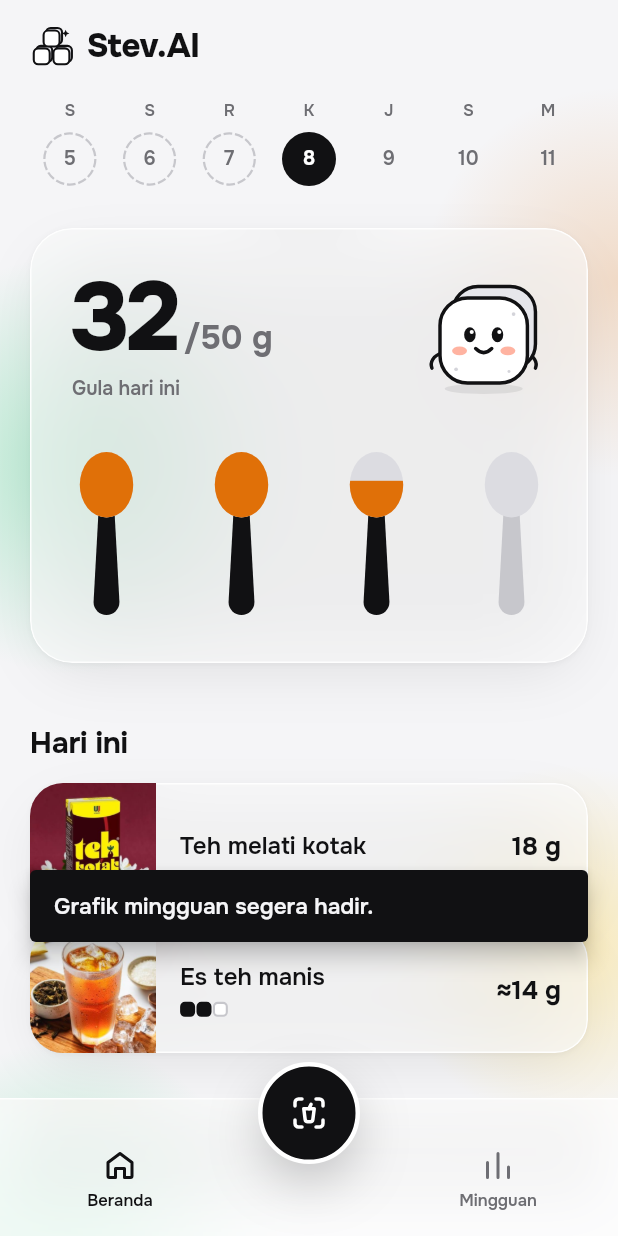
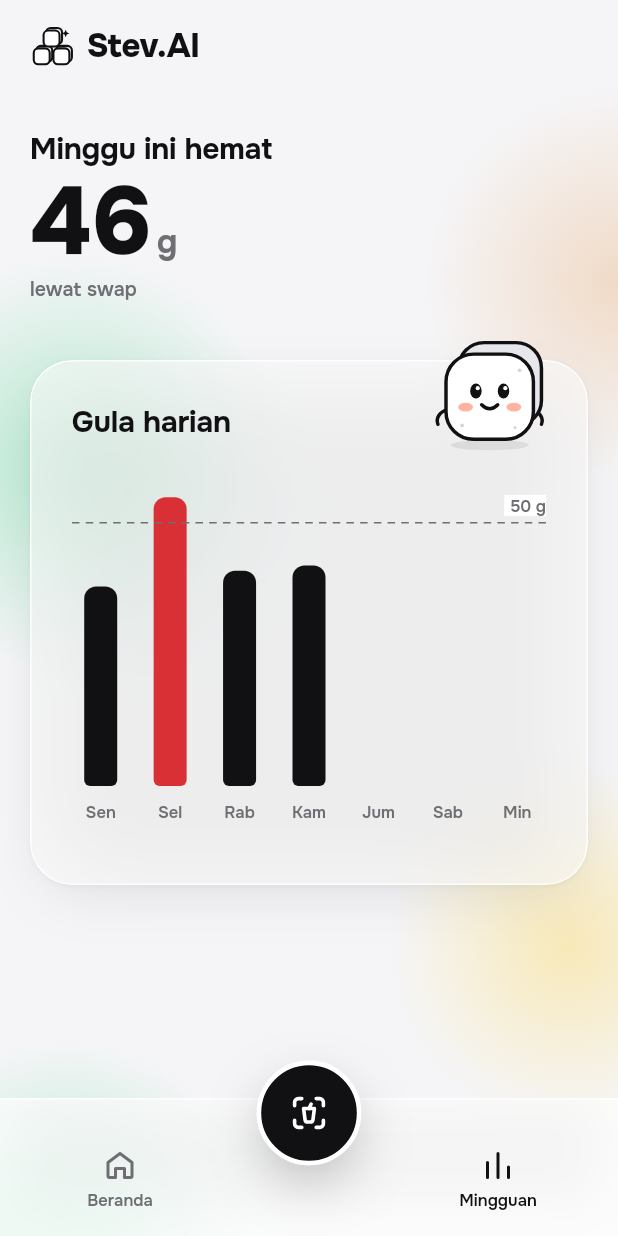
Before and after one commit to danariqbalabi/Stev.AI, a Flutter app: the DashboardScreen screen opened by its route, after a tap on "Mingguan", on a phone screen of 412 x 824 dp. Run offline on Flutter 3.47's test engine with Material 3 defaults, Android fonts, the phone set to English and light mode, and no system bars; our stand-ins replace camera, flutter_svg, go_router, image_picker, shared_preferences; accounts and stored records are empty.

Commit message:
feat: add weekly sugar dashboard

```diff
--- a/lib/app/router.dart
+++ b/lib/app/router.dart
@@ -13,6 +13,7 @@ import '../features/onboarding/presentation/onboarding_profile_screen.dart';
 import '../features/onboarding/presentation/onboarding_welcome_screen.dart';
 import '../features/result/presentation/result_screen.dart';
 import '../features/scan/presentation/scan_screen.dart';
+import '../features/weekly/presentation/weekly_screen.dart';
 
 GoRouter createAppRouter({required bool onboardingComplete}) {
   return GoRouter(
@@ -29,6 +30,11 @@ GoRouter createAppRouter({required bool onboardingComplete}) {
             _fadePage(state: state, child: const OnboardingProfileScreen()),
       ),
       GoRoute(path: '/', builder: (context, state) => const DashboardScreen()),
+      GoRoute(
+        path: '/weekly',
+        pageBuilder: (context, state) =>
+            _fadePage(state: state, child: const WeeklyScreen()),
+      ),
       GoRoute(path: '/scan', builder: (context, state) => const ScanScreen()),
       GoRoute(
         path: '/manual',
--- a/lib/features/dashboard/presentation/dashboard_screen.dart
+++ b/lib/features/dashboard/presentation/dashboard_screen.dart
@@ -52,23 +52,7 @@ class DashboardScreen extends StatelessWidget {
         activeTab: StevTab.home,
         onHome: () {},
         onScan: () => context.push('/scan'),
-        onWeekly: () {
-          ScaffoldMessenger.of(context)
-            ..hideCurrentSnackBar()
-            ..showSnackBar(
-              SnackBar(
-                content: const Text('Grafik mingguan segera hadir.'),
-                behavior: SnackBarBehavior.floating,
-                margin: const EdgeInsets.fromLTRB(
-                  StevSpace.s5,
-                  StevSpace.s5,
-                  StevSpace.s5,
-                  104,
-                ),
-                backgroundColor: StevColors.ink,
-              ),
-            );
-        },
+        onWeekly: () => context.go('/weekly'),
       ),
     );
   }
--- /dev/null
+++ b/lib/features/weekly/presentation/weekly_screen.dart
@@ -0,0 +1,321 @@
+import 'package:flutter/material.dart';
+import 'package:go_router/go_router.dart';
+
+import '../../../core/theme/stev_tokens.dart';
+import '../../../shared/widgets/stev_design_system.dart';
+
+class WeeklyScreen extends StatelessWidget {
+  const WeeklyScreen({super.key});
+
+  static const savedGrams = 46;
+  static const days = <WeeklySugarDay>[
+    WeeklySugarDay(label: 'Sen', grams: 38),
+    WeeklySugarDay(label: 'Sel', grams: 55),
+    WeeklySugarDay(label: 'Rab', grams: 41),
+    WeeklySugarDay(label: 'Kam', grams: 42),
+    WeeklySugarDay(label: 'Jum'),
+    WeeklySugarDay(label: 'Sab'),
+    WeeklySugarDay(label: 'Min'),
+  ];
+
+  @override
+  Widget build(BuildContext context) {
+    return Scaffold(
+      key: const ValueKey('weeklyScreen'),
+      extendBody: true,
+      body: AuraBackground(
+        child: SafeArea(
+          bottom: false,
+          child: ListView(
+            padding: const EdgeInsets.fromLTRB(
+              StevSpace.s5,
+              StevSpace.s4,
+              StevSpace.s5,
+              128,
+            ),
+            children: const [
+              Align(
+                alignment: Alignment.centerLeft,
+                child: StevLogo(markSize: 30),
+              ),
+              SizedBox(height: StevSpace.s10),
+              _WeeklySummary(savedGrams: savedGrams),
+              SizedBox(height: 38),
+              _WeeklyChartCard(days: days),
+            ],
+          ),
+        ),
+      ),
+      bottomNavigationBar: StevTabBar(
+        activeTab: StevTab.weekly,
+        onHome: () => context.go('/'),
+        onScan: () => context.push('/scan'),
+        onWeekly: () {},
+      ),
+    );
+  }
+}
+
+class WeeklySugarDay {
+  const WeeklySugarDay({required this.label, this.grams});
+
+  final String label;
+  final double? grams;
+}
+
+class _WeeklySummary extends StatelessWidget {
+  const _WeeklySummary({required this.savedGrams});
+
+  final int savedGrams;
+
+  @override
+  Widget build(BuildContext context) {
+    return Column(
+      crossAxisAlignment: CrossAxisAlignment.start,
+      children: [
+        Text('Minggu ini hemat', style: StevType.heading),
+        const SizedBox(height: StevSpace.s1),
+        Row(
+          crossAxisAlignment: CrossAxisAlignment.baseline,
+          textBaseline: TextBaseline.alphabetic,
+          children: [
+            Text(
+              '$savedGrams',
+              key: const ValueKey('weeklySavedGrams'),
+              style: StevType.number.copyWith(fontFeatures: StevType.tabular),
+            ),
+            const SizedBox(width: 2),
+            Text(
+              'g',
+              style: StevType.unitHome.copyWith(color: StevColors.ink2),
+            ),
+          ],
+        ),
+        const SizedBox(height: StevSpace.s1),
+        Text(
+          'lewat swap',
+          style: StevType.caption.copyWith(color: StevColors.ink2),
+        ),
+      ],
+    );
+  }
+}
+
+class _WeeklyChartCard extends StatelessWidget {
+  const _WeeklyChartCard({required this.days});
+
+  final List<WeeklySugarDay> days;
+
+  @override
+  Widget build(BuildContext context) {
+    return Stack(
+      clipBehavior: Clip.none,
+      children: [
+        SizedBox(
+          height: 350,
+          width: double.infinity,
+          child: GlassCard(
+            child: Column(
+              crossAxisAlignment: CrossAxisAlignment.start,
+              children: [
+                Text('Gula harian', style: StevType.heading),
+                const SizedBox(height: StevSpace.s5),
+                Expanded(child: _WeeklyBarChart(days: days)),
+              ],
+            ),
+          ),
+        ),
+        const Positioned(
+          top: -28,
+          right: 18,
+          child: AnimatedStevMascot(size: StevSize.stevHome),
+        ),
+      ],
+    );
+  }
+}
+
+class _WeeklyBarChart extends StatefulWidget {
+  const _WeeklyBarChart({required this.days});
+
+  final List<WeeklySugarDay> days;
+
+  @override
+  State<_WeeklyBarChart> createState() => _WeeklyBarChartState();
+}
+
+class _WeeklyBarChartState extends State<_WeeklyBarChart>
+    with SingleTickerProviderStateMixin {
+  static const _trackHeight = 210.0;
+  static const _maximumGrams = 60.0;
+
+  late final AnimationController _controller;
+  late final Animation<double> _animation;
+
+  @override
+  void initState() {
+    super.initState();
+    _controller = AnimationController(vsync: this);
+    _animation = CurvedAnimation(
+      parent: _controller,
+      curve: StevMotion.outExpo,
+    );
+  }
+
+  @override
+  void didChangeDependencies() {
+    super.didChangeDependencies();
+    final reduceMotion = MediaQuery.disableAnimationsOf(context);
+    _controller.duration = reduceMotion
+        ? StevMotion.reduced
+        : StevMotion.chartGrow;
+    if (!_controller.isCompleted && !_controller.isAnimating) {
+      _controller.forward();
+    }
+  }
+
+  @override
+  void dispose() {
+    _controller.dispose();
+    super.dispose();
+  }
+
+  @override
+  Widget build(BuildContext context) {
+    const semanticsLabel =
+        'Gula harian: Senin 38 gram, Selasa 55 gram, Rabu 41 gram, '
+        'Kamis 42 gram, Jumat sampai Minggu belum ada data. Batas 50 gram.';
+
+    return Semantics(
+      label: semanticsLabel,
+      image: true,
+      child: ExcludeSemantics(
+        child: SizedBox(
+          height: 244,
+          child: Stack(
+            children: [
+              Row(
+                crossAxisAlignment: CrossAxisAlignment.start,
+                children: [
+                  for (var index = 0; index < widget.days.length; index++) ...[
+                    if (index > 0) const SizedBox(width: StevSpace.s2),
+                    Expanded(
+                      child: _DayBar(
+                        key: ValueKey('weeklyBar-$index'),
+                        day: widget.days[index],
+                        trackHeight: _trackHeight,
+                        maximumGrams: _maximumGrams,
+                        animation: _animation,
+                      ),
+                    ),
+                  ],
+                ],
+              ),
+              const Positioned(top: 34, left: 0, right: 0, child: _LimitLine()),
+              Positioned(
+                top: 16,
+                right: 0,
+                child: DecoratedBox(
+                  decoration: const BoxDecoration(color: StevColors.card),
+                  child: Padding(
+                    padding: const EdgeInsets.only(left: StevSpace.s1),
+                    child: Text(
+                      '50 g',
+                      style: StevType.micro.copyWith(color: StevColors.ink2),
+                    ),
+                  ),
+                ),
+              ),
+            ],
+          ),
+        ),
+      ),
+    );
+  }
+}
+
+class _DayBar extends StatelessWidget {
+  const _DayBar({
+    super.key,
+    required this.day,
+    required this.trackHeight,
+    required this.maximumGrams,
+    required this.animation,
+  });
+
+  final WeeklySugarDay day;
+  final double trackHeight;
+  final double maximumGrams;
+  final Animation<double> animation;
+
+  @override
+  Widget build(BuildContext context) {
+    final grams = day.grams;
+    final barHeight = grams == null
+        ? 0.0
+        : (grams / maximumGrams).clamp(0, 1) * trackHeight;
+    final color = (grams ?? 0) > StevSugar.dailyLimit
+        ? StevColors.over
+        : StevColors.ink;
+
+    return Column(
+      children: [
+        SizedBox(
+          height: trackHeight,
+          child: Align(
+            alignment: Alignment.bottomCenter,
+            child: FadeTransition(
+              opacity: animation,
+              child: ScaleTransition(
+                alignment: Alignment.bottomCenter,
+                scale: animation,
+                child: Container(
+                  width: 22,
+                  height: barHeight,
+                  decoration: BoxDecoration(
+                    color: color,
+                    borderRadius: const BorderRadius.vertical(
+                      top: Radius.circular(StevSpace.s2),
+                      bottom: Radius.circular(StevSpace.s1),
+                    ),
+                  ),
+                ),
+              ),
+            ),
+          ),
+        ),
+        const SizedBox(height: 10),
+        Text(day.label, style: StevType.micro.copyWith(color: StevColors.ink2)),
+      ],
+    );
+  }
+}
+
+class _LimitLine extends StatelessWidget {
+  const _LimitLine();
+
+  @override
+  Widget build(BuildContext context) {
+    return SizedBox(
+      height: 1,
+      child: LayoutBuilder(
+        builder: (context, constraints) {
+          const dashWidth = 5.0;
+          const gap = 4.0;
+          final count = (constraints.maxWidth / (dashWidth + gap)).floor();
+          return Row(
+            mainAxisAlignment: MainAxisAlignment.spaceBetween,
+            children: List.generate(
+              count,
+              (_) => const SizedBox(
+                width: dashWidth,
+                height: 1,
+                child: ColoredBox(color: StevColors.ink2),
+              ),
+            ),
+          );
+        },
+      ),
+    );
+  }
+}
```
Also changed, not shown: 3 other files.
